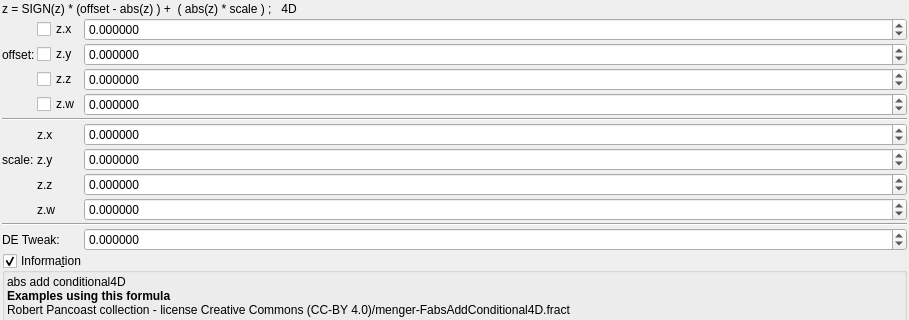
Above: mandelbulber2/formula/ui/transf_abs_add_conditional4d.ui from buddhi1980/mandelbulber2 before the change; both pictures show x 0 to 909 and y 0 to 320 of the 909 by 905 pixel window. Below: the same form after it.
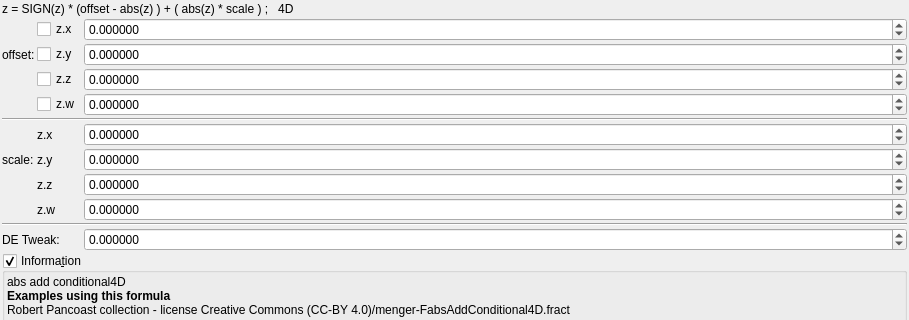
That is the form after the change. Custom widgets are drawn as their Qt base class.

Diff of the .ui file:
```diff
--- a/mandelbulber2/formula/ui/transf_abs_add_conditional4d.ui
+++ b/mandelbulber2/formula/ui/transf_abs_add_conditional4d.ui
@@ -32,7 +32,7 @@
    <item>
     <widget class="QLabel" name="label_133">
      <property name="text">
-      <string>z = SIGN(z) * (offset - abs(z) ) +  ( abs(z) * scale ) ;   4D</string>
+      <string>z = SIGN(z) * (offset - abs(z) ) + ( abs(z) * scale ) ;   4D</string>
      </property>
     </widget>
    </item>
```
